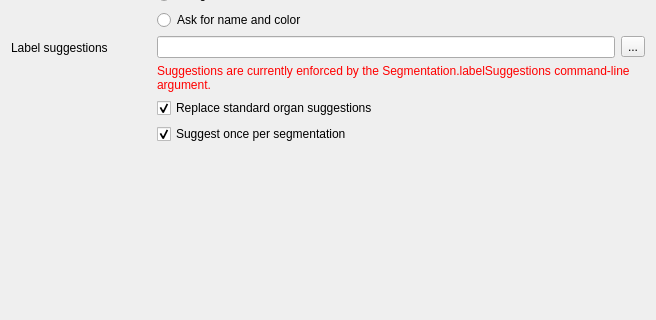
MITK/MITK, file Plugins/org.mitk.gui.qt.segmentation/src/QmitkSegmentationPreferencePageControls.ui: the form before one commit; both pictures show x 0 to 656 and y 193 to 513 of the 656 by 779 pixel window.
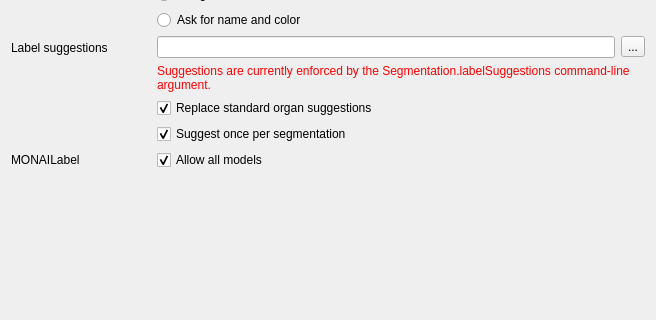
The form after the commit.

Commit message: Adding new variable in Preference for MONAI Label for extending support to other apps

```diff
--- a/Plugins/org.mitk.gui.qt.segmentation/src/QmitkSegmentationPreferencePageControls.ui
+++ b/Plugins/org.mitk.gui.qt.segmentation/src/QmitkSegmentationPreferencePageControls.ui
@@ -209,7 +209,27 @@
      </property>
     </widget>
    </item>
+   <item row="8" column="0">
+    <widget class="QLabel" name="monaiLabel">
+     <property name="text">
+      <string>MONAILabel</string>
+     </property>
+    </widget>
+   </item>
    <item row="8" column="1">
+    <widget class="QCheckBox" name="allowAllModelsCheckBox">
+     <property name="toolTip">
+      <string>If checked, all models are visible.</string>
+     </property>
+     <property name="text">
+      <string>Allow all models</string>
+     </property>
+	 <property name="checked">
+	  <bool>true</bool>
+	 </property>
+    </widget>
+   </item>
+   <item row="9" column="1">
     <spacer name="verticalSpacer">
      <property name="orientation">
       <enum>Qt::Vertical</enum>
```
The commit also changes 8 other files.
